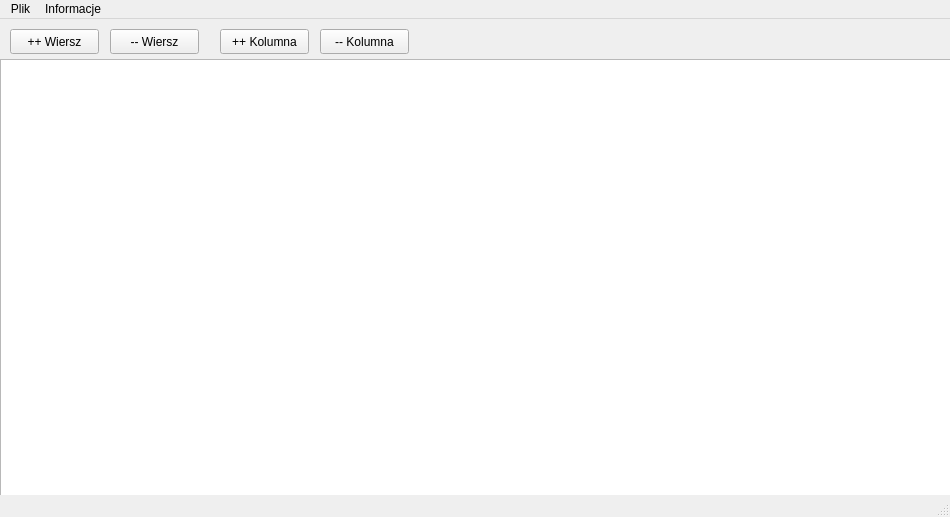
Qt form mainwindow.ui (kamil09/EAN_GJ_Cpp) before a commit.
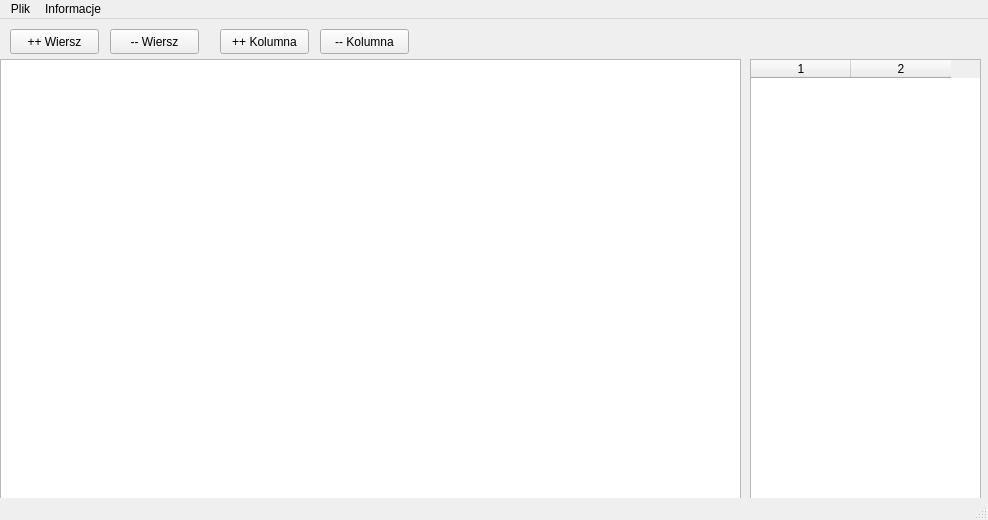
The same form after that commit.

```diff
--- a/mainwindow.ui
+++ b/mainwindow.ui
@@ -9,8 +9,8 @@
    <rect>
     <x>0</x>
     <y>0</y>
-    <width>950</width>
-    <height>517</height>
+    <width>988</width>
+    <height>520</height>
    </rect>
   </property>
   <property name="windowTitle">
@@ -25,7 +25,7 @@
      <rect>
       <x>0</x>
       <y>40</y>
-      <width>951</width>
+      <width>741</width>
       <height>451</height>
      </rect>
     </property>
@@ -36,7 +36,7 @@
      <number>0</number>
     </property>
     <attribute name="horizontalHeaderDefaultSectionSize">
-     <number>80</number>
+     <number>65</number>
     </attribute>
     <attribute name="verticalHeaderDefaultSectionSize">
      <number>30</number>
@@ -97,13 +97,61 @@
      <string>-- Kolumna</string>
     </property>
    </widget>
+   <widget class="QTableWidget" name="tableWidget_2">
+    <property name="enabled">
+     <bool>true</bool>
+    </property>
+    <property name="geometry">
+     <rect>
+      <x>750</x>
+      <y>40</y>
+      <width>231</width>
+      <height>441</height>
+     </rect>
+    </property>
+    <property name="sizePolicy">
+     <sizepolicy hsizetype="Maximum" vsizetype="Maximum">
+      <horstretch>50</horstretch>
+      <verstretch>50</verstretch>
+     </sizepolicy>
+    </property>
+    <property name="midLineWidth">
+     <number>0</number>
+    </property>
+    <property name="verticalScrollBarPolicy">
+     <enum>Qt::ScrollBarAsNeeded</enum>
+    </property>
+    <property name="horizontalScrollBarPolicy">
+     <enum>Qt::ScrollBarAsNeeded</enum>
+    </property>
+    <property name="editTriggers">
+     <set>QAbstractItemView::NoEditTriggers</set>
+    </property>
+    <property name="tabKeyNavigation">
+     <bool>false</bool>
+    </property>
+    <property name="showDropIndicator" stdset="0">
+     <bool>false</bool>
+    </property>
+    <property name="dragDropOverwriteMode">
+     <bool>false</bool>
+    </property>
+    <property name="cornerButtonEnabled">
+     <bool>true</bool>
+    </property>
+    <property name="columnCount">
+     <number>2</number>
+    </property>
+    <column/>
+    <column/>
+   </widget>
   </widget>
   <widget class="QMenuBar" name="menuBar">
    <property name="geometry">
     <rect>
      <x>0</x>
      <y>0</y>
-     <width>950</width>
+     <width>988</width>
      <height>22</height>
     </rect>
    </property>
```
